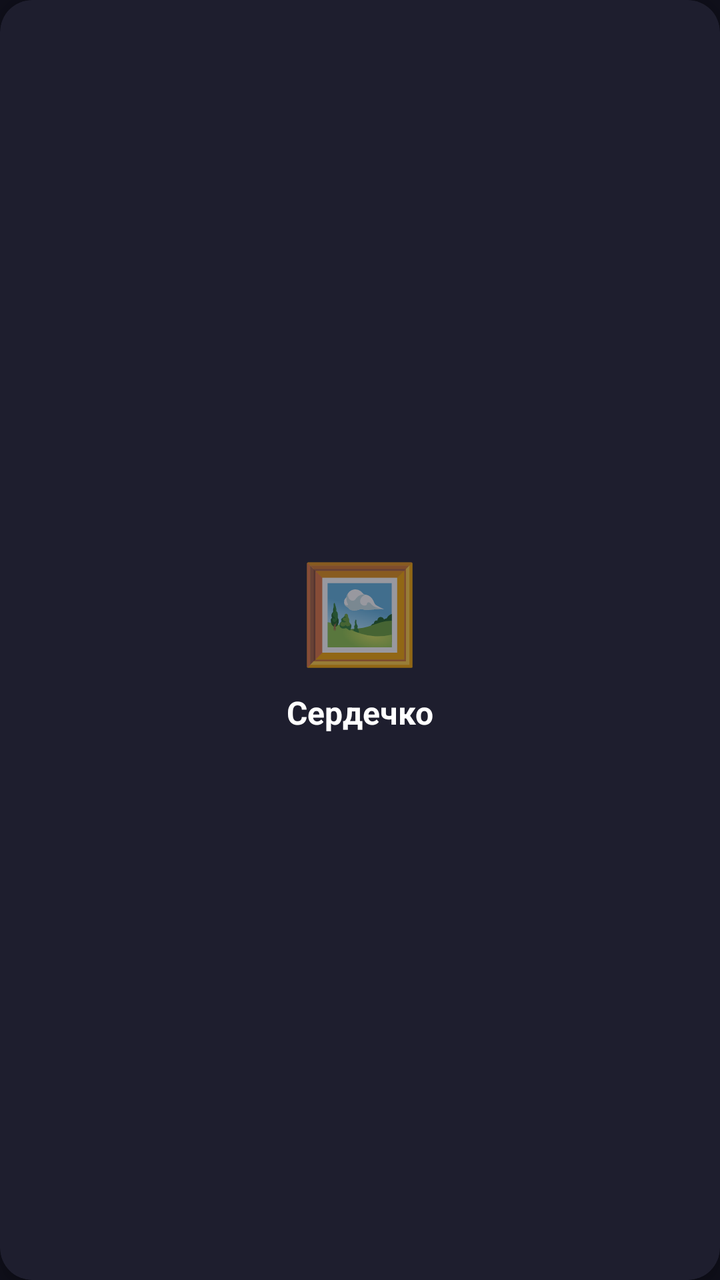
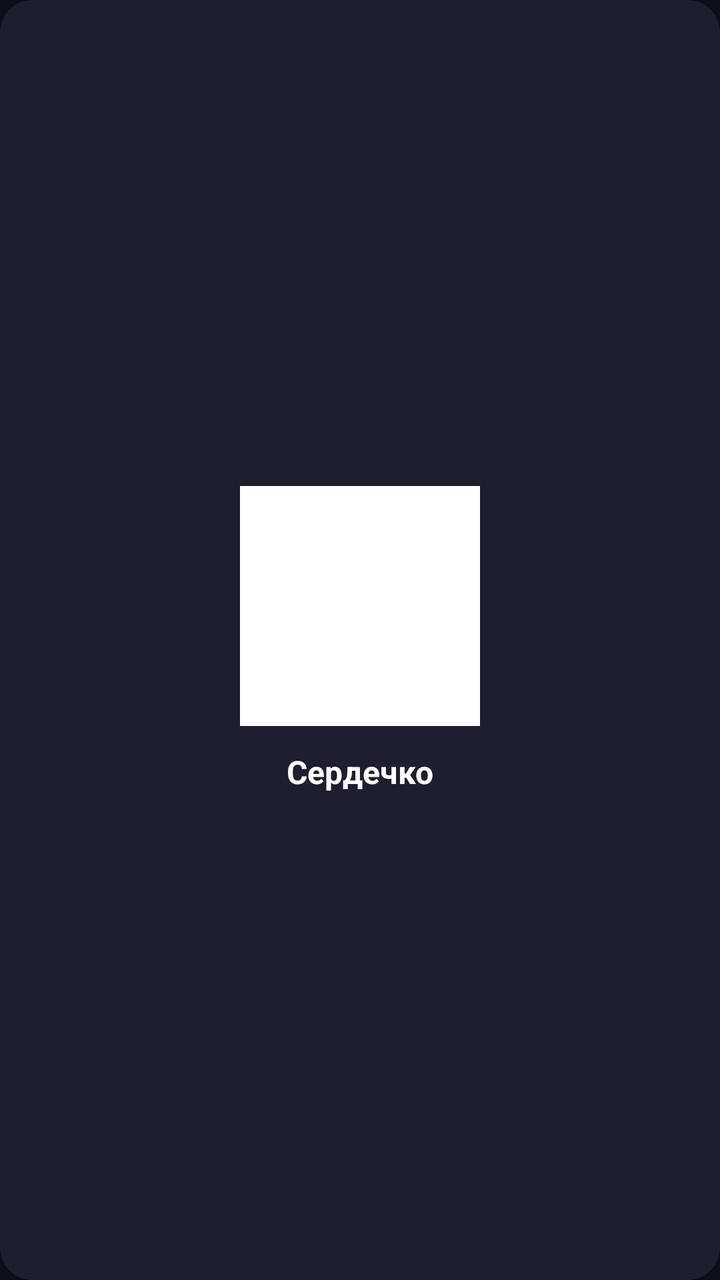

Compare the two renders of this Android layout. The source of the first and the diff that turns it into the second are given below.
<!-- AndroidManifest.xml: application theme Theme.PixelBox -->
<!-- res/layout/item_template.xml -->
<?xml version="1.0" encoding="utf-8"?>
<androidx.cardview.widget.CardView xmlns:android="http://schemas.android.com/apk/res/android"
    xmlns:app="http://schemas.android.com/apk/res-auto"
    android:id="@+id/templateCard"
    android:layout_width="match_parent"
    android:layout_height="180dp"
    android:layout_margin="8dp"
    app:cardBackgroundColor="#1E1E2E"
    app:cardCornerRadius="16dp"
    app:cardElevation="4dp"
    android:clickable="true"
    android:focusable="true">

    <LinearLayout
        android:layout_width="match_parent"
        android:layout_height="match_parent"
        android:orientation="vertical"
        android:gravity="center">

        <TextView
            android:layout_width="wrap_content"
            android:layout_height="wrap_content"
            android:text="🖼"
            android:textSize="48sp" />

        <TextView
            android:id="@+id/templateTitle"
            android:layout_width="wrap_content"
            android:layout_height="wrap_content"
            android:text="Сердечко"
            android:textColor="#FFFFFF"
            android:textSize="16sp"
            android:textStyle="bold"
            android:layout_marginTop="8dp" />

    </LinearLayout>

</androidx.cardview.widget.CardView>
<!-- resources referenced by this layout -->
<resources>
  <style name="Theme.PixelBox" parent="Theme.MaterialComponents.DayNight.NoActionBar">
          <item name="android:statusBarColor">#0F0F1A</item>
          <item name="android:windowBackground">#0F0F1A</item>
          <item name="colorPrimary">#6A1B9A</item>
          <item name="colorAccent">#00BCD4</item>
      </style>
</resources>

<!-- the commit's change to res/layout/item_template.xml (unified diff, before → after) -->
@@ -3,7 +3,7 @@
     xmlns:app="http://schemas.android.com/apk/res-auto"
     android:id="@+id/templateCard"
     android:layout_width="match_parent"
-    android:layout_height="180dp"
+    android:layout_height="200dp"
     android:layout_margin="8dp"
     app:cardBackgroundColor="#1E1E2E"
     app:cardCornerRadius="16dp"
@@ -15,13 +15,15 @@
         android:layout_width="match_parent"
         android:layout_height="match_parent"
         android:orientation="vertical"
-        android:gravity="center">
+        android:gravity="center"
+        android:padding="12dp">
 
-        <TextView
-            android:layout_width="wrap_content"
-            android:layout_height="wrap_content"
-            android:text="🖼"
-            android:textSize="48sp" />
+        <ImageView
+            android:id="@+id/templateImage"
+            android:layout_width="120dp"
+            android:layout_height="120dp"
+            android:scaleType="fitCenter"
+            android:background="#FFFFFF" />
 
         <TextView
             android:id="@+id/templateTitle"
@@ -31,7 +33,7 @@
             android:textColor="#FFFFFF"
             android:textSize="16sp"
             android:textStyle="bold"
-            android:layout_marginTop="8dp" />
+            android:layout_marginTop="12dp" />
 
     </LinearLayout>
 
